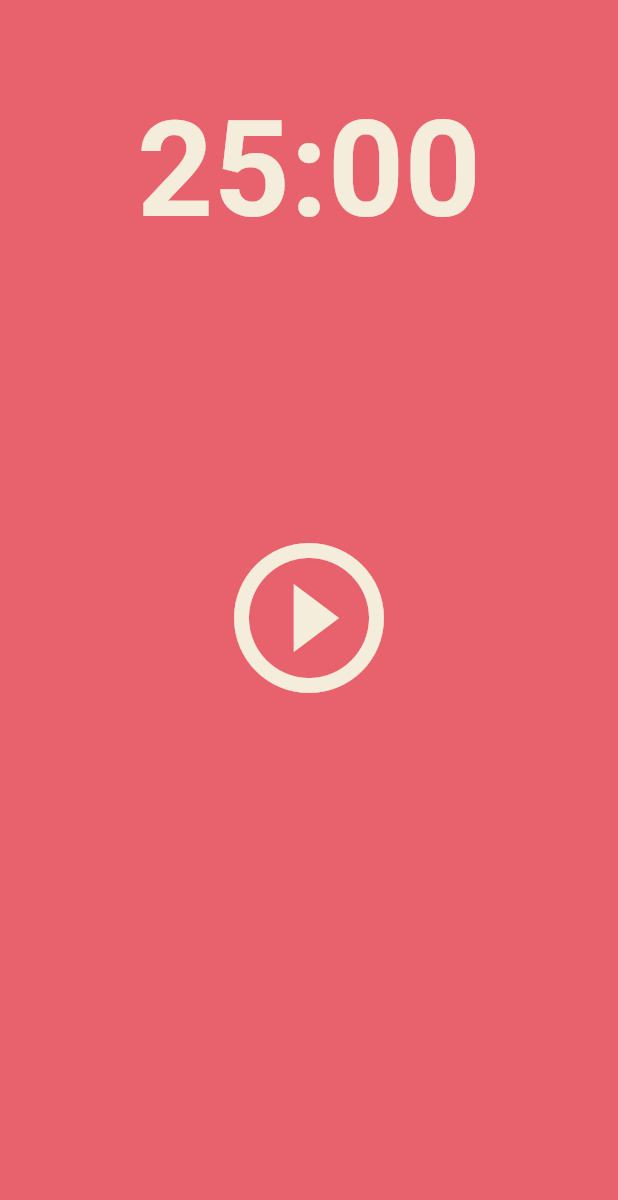
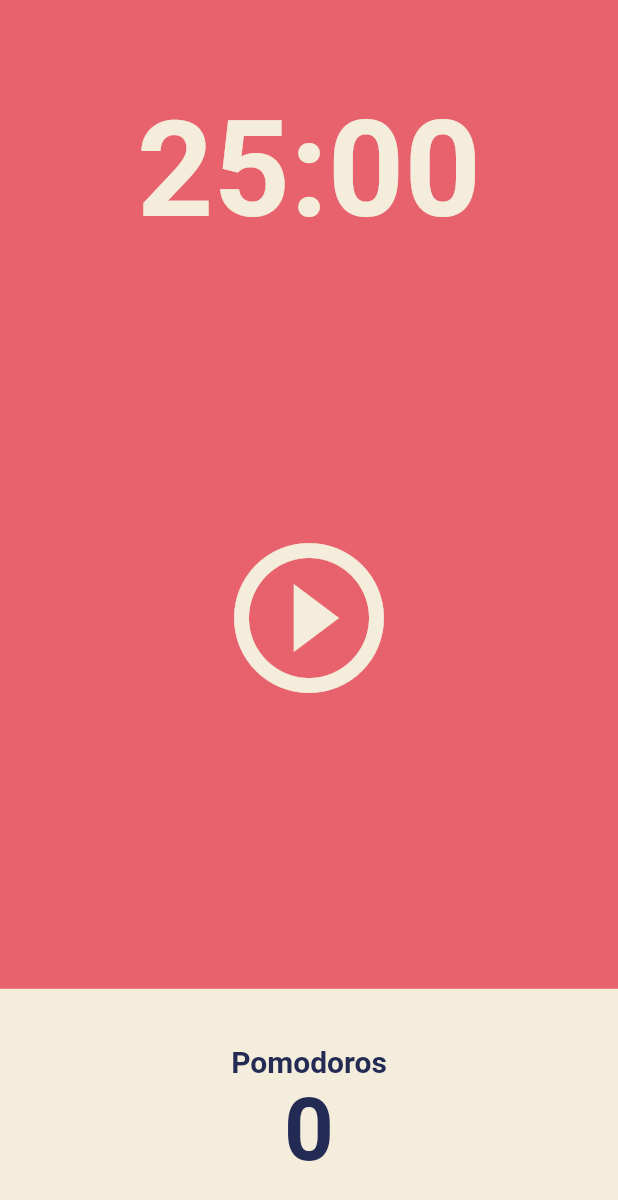
Before and after one commit to HyeonWooGa/flutter__pomodoro_timer, a Flutter app: the screen it shows after launch, on a phone screen of 412 x 824 dp. Shown: the top 1200 px of the screen. Run offline on Flutter 3.47's test engine with Material 2 defaults, Android fonts, the phone set to English and light mode, and no system bars.

Commit message:
💄 Final of UI with using Expanded Widget

```diff
--- a/lib/screens/home_screen.dart
+++ b/lib/screens/home_screen.dart
@@ -40,7 +40,40 @@
           ),
           Flexible(
             flex: 1,
-            child: Container(),
+            child: Row(
+              children: [
+                Expanded(
+                  child: Container(
+                    decoration: BoxDecoration(
+                      color: Theme.of(context).cardColor,
+                    ),
+                    child: Column(
+                      mainAxisAlignment: MainAxisAlignment.center,
+                      children: [
+                        Text(
+                          'Pomodoros',
+                          style: TextStyle(
+                            fontSize: 20,
+                            fontWeight: FontWeight.w600,
+                            color:
+                                Theme.of(context).textTheme.displayLarge!.color,
+                          ),
+                        ),
+                        Text(
+                          '0',
+                          style: TextStyle(
+                            fontSize: 58,
+                            fontWeight: FontWeight.w600,
+                            color:
+                                Theme.of(context).textTheme.displayLarge!.color,
+                          ),
+                        ),
+                      ],
+                    ),
+                  ),
+                ),
+              ],
+            ),
           )
         ],
       ),
```
